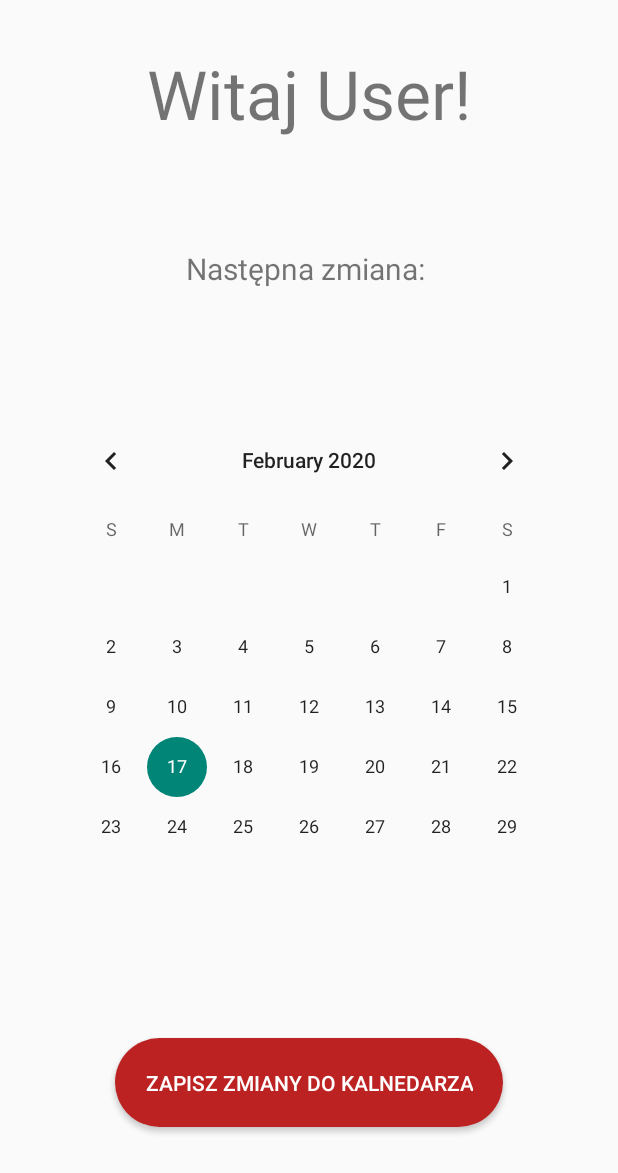
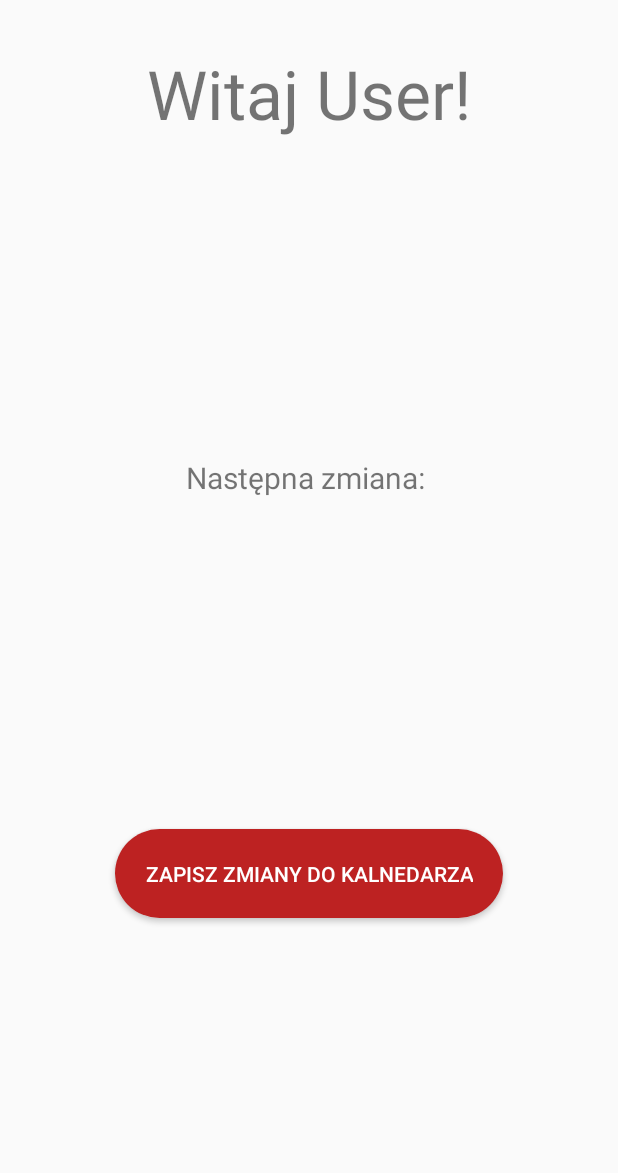
Before and after one commit to Irim212/MediDutyAndroid, an Android app: the UserMenuActivity screen opened directly, with no data from a screen before it, after a tap on "ZAPISZ ZMIANY DO KALNEDARZA", on a phone screen of 412 x 824 dp. Shown: the top 1173 px of the screen. Run offline under Robolectric (Android 15) with nearby library versions, the phone set to English and light mode, and no system bars; libraries missing offline, so code that uses them is left out: com.auth0.android; 1 statement that could not run was skipped.

```diff
--- a/app/src/main/java/com/example/sebastian/medi/UserMenuActivity.java
+++ b/app/src/main/java/com/example/sebastian/medi/UserMenuActivity.java
@@ -6,10 +6,11 @@ import android.content.ContentValues;
 import android.content.pm.PackageManager;
 import android.net.Uri;
 import android.provider.CalendarContract;
-import android.provider.CalendarContract.Events;
-import android.support.v4.app.ActivityCompat;
+
+import android.support.v4.content.ContextCompat;
 import android.support.v7.app.AppCompatActivity;
 import android.os.Bundle;
+import android.util.Log;
 import android.view.View;
 import android.widget.Button;
 import android.widget.CalendarView;
@@ -17,17 +18,12 @@ import android.widget.TextView;
 
 import com.auth0.android.jwt.JWT;
 
-import java.time.LocalDateTime;
+
 import java.util.Calendar;
-import java.util.Date;
-import java.util.TimeZone;
-
-import static android.provider.CalendarContract.Events.*;
 
 public class UserMenuActivity extends AppCompatActivity {
 
     TextView helloText;
-    CalendarView calendarView;
     Button addDataBtn;
 
     @Override
@@ -36,14 +32,12 @@ public class UserMenuActivity extends AppCompatActivity {
         setContentView(R.layout.activity_user_menu);
 
         helloText = (TextView) findViewById(R.id.helloTextView);
-        calendarView = (CalendarView) findViewById(R.id.calendarView);
         addDataBtn = (Button) findViewById(R.id.addDataButton);
 
         String jwt = getIntent().getStringExtra("jwtToken");
         JWT jwtToken = new JWT(jwt);
 
         long currentTime = Calendar.getInstance().getTimeInMillis();
-        calendarView.setDate(currentTime);
 
 
         addDataBtn.setOnClickListener(new View.OnClickListener() {
@@ -58,39 +52,36 @@ public class UserMenuActivity extends AppCompatActivity {
     }
 
     public void addCalendarEvent(){
-        long calID = 3; // Make sure to which calender you want to add event
+
+        long calID = 3;
         long startMillis = 0;
         long endMillis = 0;
         Calendar beginTime = Calendar.getInstance();
-        beginTime.set(2020, 2, 20, 8, 30);
+        beginTime.set(2020, 02, 20, 6, 00);
         startMillis = beginTime.getTimeInMillis();
         Calendar endTime = Calendar.getInstance();
-        endTime.set(2020, 2, 20, 16, 30);
+        endTime.set(2020, 02, 20, 14, 00);
         endMillis = endTime.getTimeInMillis();
-
 
         ContentResolver cr = getContentResolver();
         ContentValues values = new ContentValues();
-        values.put(DTSTART, startMillis);
-        values.put(DTEND, endMillis);
-        values.put(TITLE, "Hackathon");
-        values.put(DESCRIPTION, "do some code");
-        values.put(CALENDAR_ID, calID);
-        values.put(EVENT_TIMEZONE, TimeZone.getDefault().getID());
-        if (ActivityCompat.checkSelfPermission(this, Manifest.permission.WRITE_CALENDAR) != PackageManager.PERMISSION_GRANTED) {
-            // TODO: Consider calling
-            //    ActivityCompat#requestPermissions
-            // here to request the missing permissions, and then overriding
-            //   public void onRequestPermissionsResult(int requestCode, String[] permissions,
-            //                                          int[] grantResults)
-            // to handle the case where the user grants the permission. See the documentation
-            // for ActivityCompat#requestPermissions for more details.
-            return;
+        values.put(CalendarContract.Events.DTSTART, startMillis);
+        values.put(CalendarContract.Events.DTEND, endMillis);
+        values.put(CalendarContract.Events.TITLE, "Jazzercise");
+        values.put(CalendarContract.Events.DESCRIPTION, "Group workout");
+        values.put(CalendarContract.Events.CALENDAR_ID, calID);
+        values.put(CalendarContract.Events.EVENT_TIMEZONE, "America/Los_Angeles");
+        values.put(CalendarContract.Events.ORGANIZER, "google_calendar@gmail.com");
+
+        if (ContextCompat.checkSelfPermission(this, Manifest.permission.WRITE_CALENDAR) == PackageManager.PERMISSION_GRANTED) {
+            Uri uri = cr.insert(CalendarContract.Events.CONTENT_URI, values);
+            long eventID = Long.parseLong(uri.getLastPathSegment());
+            Log.i("Calendar", "Event Created, the event id is: " + eventID);
+            System.out.println("Jazzercise event added!");
+        } else {
+            System.out.println("Error event creating.");
         }
-        Uri uri = cr.insert(CONTENT_URI, values);
 
-// get the event ID that is the last element in the Uri
-        long eventID = Long.parseLong(uri.getLastPathSegment());
     }
 
 }
--- a/app/src/main/res/layout/activity_user_menu.xml
+++ b/app/src/main/res/layout/activity_user_menu.xml
@@ -28,32 +28,17 @@
         android:id="@+id/addDataButton"
         android:layout_width="wrap_content"
         android:layout_height="wrap_content"
+        android:layout_marginStart="8dp"
+        android:layout_marginLeft="8dp"
+        android:layout_marginTop="8dp"
+        android:layout_marginEnd="8dp"
+        android:layout_marginRight="8dp"
         android:layout_marginBottom="8dp"
-        android:layout_marginEnd="8dp"
-        android:layout_marginLeft="8dp"
-        android:layout_marginRight="8dp"
-        android:layout_marginStart="8dp"
-        android:layout_marginTop="8dp"
         android:background="@drawable/custom_button"
         android:padding="20dp"
         android:text="Zapisz zmiany do kalnedarza"
         android:textColor="#FFFFFF"
         app:layout_constraintBottom_toBottomOf="parent"
-        app:layout_constraintEnd_toEndOf="parent"
-        app:layout_constraintStart_toStartOf="parent"
-        app:layout_constraintTop_toBottomOf="@+id/calendarView" />
-
-    <CalendarView
-        android:id="@+id/calendarView"
-        android:layout_width="wrap_content"
-        android:layout_height="wrap_content"
-        android:layout_marginBottom="8dp"
-        android:layout_marginEnd="8dp"
-        android:layout_marginLeft="8dp"
-        android:layout_marginRight="8dp"
-        android:layout_marginStart="8dp"
-        android:layout_marginTop="8dp"
-        app:layout_constraintBottom_toTopOf="@+id/addDataButton"
         app:layout_constraintEnd_toEndOf="parent"
         app:layout_constraintStart_toStartOf="parent"
         app:layout_constraintTop_toBottomOf="@+id/nextShiftTextView" />
@@ -62,15 +47,15 @@
         android:id="@+id/nextShiftTextView"
         android:layout_width="wrap_content"
         android:layout_height="wrap_content"
+        android:layout_marginStart="8dp"
+        android:layout_marginLeft="8dp"
+        android:layout_marginTop="8dp"
+        android:layout_marginEnd="8dp"
+        android:layout_marginRight="8dp"
         android:layout_marginBottom="8dp"
-        android:layout_marginEnd="8dp"
-        android:layout_marginLeft="8dp"
-        android:layout_marginRight="8dp"
-        android:layout_marginStart="8dp"
-        android:layout_marginTop="8dp"
+        android:text="Następna zmiana: "
         android:textSize="20sp"
-        android:text="Następna zmiana: "
-        app:layout_constraintBottom_toTopOf="@+id/calendarView"
+        app:layout_constraintBottom_toTopOf="@+id/addDataButton"
         app:layout_constraintEnd_toEndOf="parent"
         app:layout_constraintStart_toStartOf="parent"
         app:layout_constraintTop_toBottomOf="@+id/helloTextView" />
```
